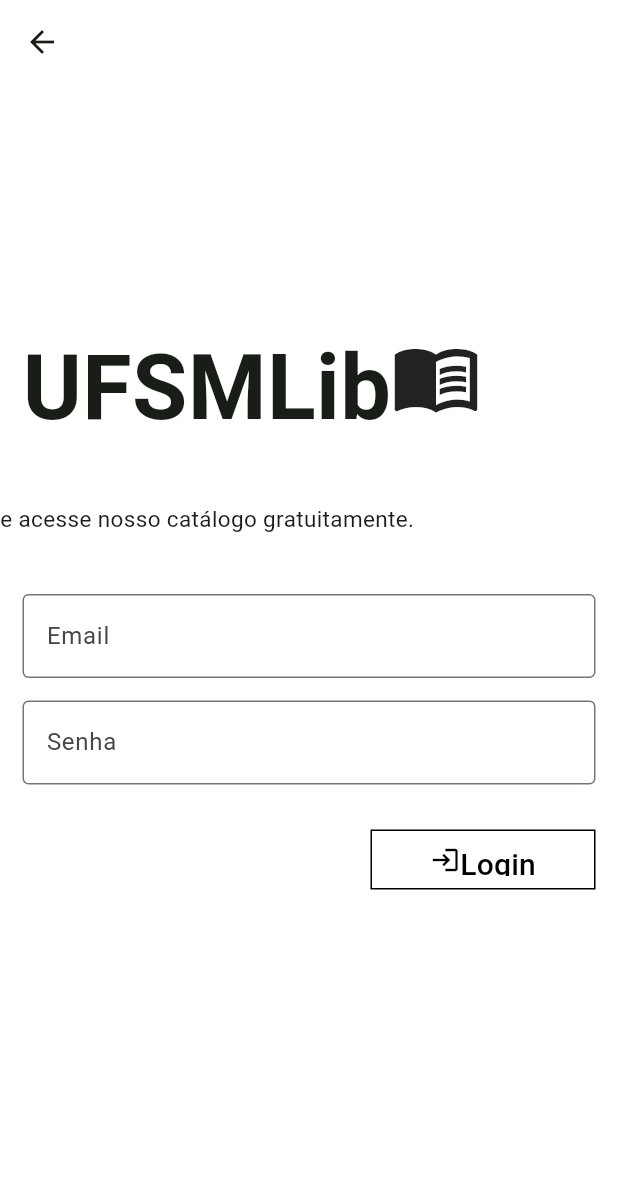
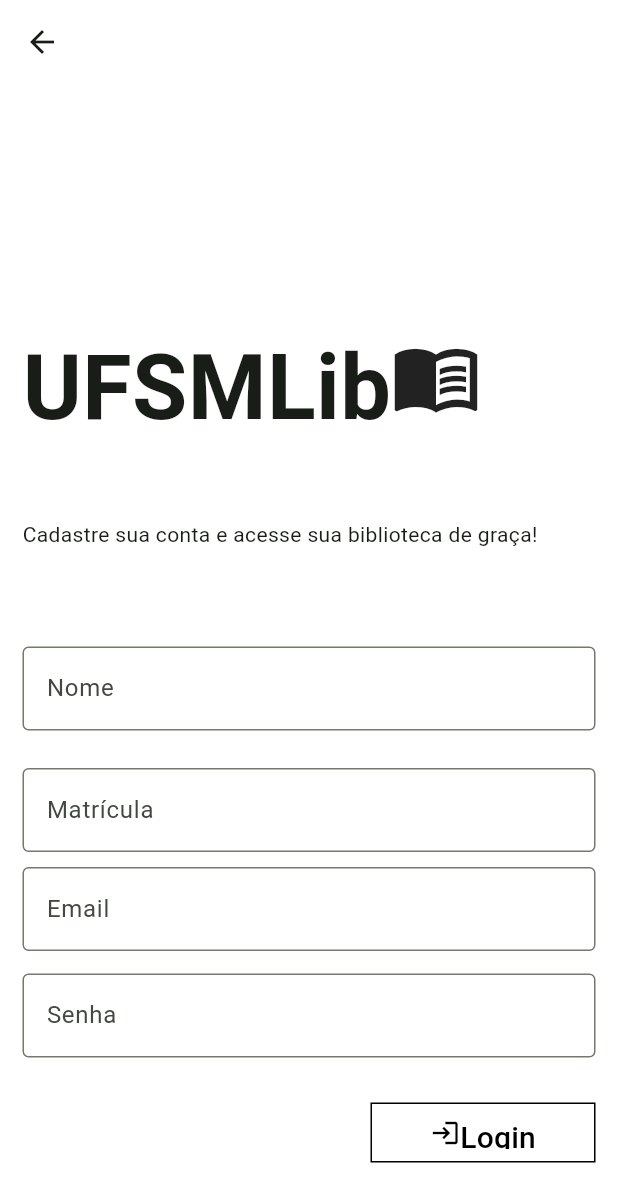
Before and after one commit to yrwnds/bibliotecadigital-front-mobile, a Flutter app: the screen it shows after launch, after a tap on "Crie uma conta", on a phone screen of 412 x 824 dp. Shown: the top 1202 px of the screen. Run offline on Flutter 3.47's test engine with Material 3 defaults, Android fonts, the phone set to English and light mode, and no system bars; our stand-ins replace sqflite; accounts and stored records are empty.

Commit message:
conexao sqlite e dao

```diff
--- /dev/null
+++ b/lib/core/app_database.dart
@@ -0,0 +1,67 @@
+import 'package:path/path.dart';
+import 'package:sqflite/sqflite.dart';
+
+class AppDatabase {
+  static final AppDatabase _instance = AppDatabase._internal();
+
+  static Database? _db;
+
+  factory AppDatabase() => _instance;
+
+  AppDatabase._internal();
+
+  Future<Database> get database async {
+    if (_db != null) return _db!;
+    _db = await _initDatabase();
+    return _db!;
+  }
+
+  Future<Database> _initDatabase() async{
+    final path = join(await getDatabasesPath(), 'bibliodigital.db');
+    return openDatabase(path,
+      version: 1,
+      onCreate: (db, version) async{
+      await db.execute('''
+      CREATE TABLE usuarios(
+      id INTEGER PRIMARY KEY AUTOINCREMENT,
+      nome TEXT,
+      matricula TEXT,
+      email TEXT,
+      senha TEXT
+      );
+
+      CREATE TABLE categorias(
+      id INTEGER PRIMARY KEY AUTOINCREMENT,
+      nome TEXT);
+
+      CREATE TABLE livros(
+      isbn INTEGER PRIMARY KEY AUTOINCREMENT,
+      titulo TEXT,
+      autor TEXT,
+      anopublicado TEXT,
+
+      categoria_id INTEGER,
+
+      n_exemplares INTEGER,
+      n_disponivel INTEGER
+
+      foreign key (categoria_id) references categorias(id)
+      );
+
+      CREATE TABLE emprestimo(
+      id         INTEGER PRIMARY KEY AUTOINCREMENT,
+      livro_ISBN INTEGER,
+      usuario_id INTEGER,
+      datapego   timestamptz,
+      dataprazo  timestamptz,
+      status     TEXT,
+
+      foreign key (livro_ISBN) references livros (ISBN),
+      foreign key (usuario_id) references usuarios (id)
+      );
+      ''');
+      }
+    );
+  }
+
+}
--- a/lib/main.dart
+++ b/lib/main.dart
@@ -1,6 +1,11 @@
 import 'package:flutter/material.dart';
 import 'app_widget.dart';
+import 'core/app_database.dart';
 
-void main() {
+void main() async {
+  WidgetsFlutterBinding.ensureInitialized();
+
+  await AppDatabase().database;
+
   runApp(const MyApp());
 }
--- a/lib/screens/cadastro_screen.dart
+++ b/lib/screens/cadastro_screen.dart
@@ -39,16 +39,44 @@ class CadastroScreen extends StatelessWidget{
 
               ),
             ),
-            Center(
-              child: SizedBox(
-                height: 100,
-                child: Row(
-                  children: <Widget>[
-                    Text(
-                      "e acesse nosso catálogo gratuitamente.",
-                      style: TextStyle(fontSize: 15),
-                    ),
-                  ],
+           Container(
+             padding: const EdgeInsets.only(left: 15, top: 50, bottom: 50),
+             child: Row(
+               mainAxisAlignment: MainAxisAlignment.start,
+               children: [
+                 Text(
+                   "Cadastre sua conta e acesse sua biblioteca de graça!"
+                 )
+               ]
+             )
+           ),
+            Padding(
+              padding: const EdgeInsets.only(
+                left: 15.0,
+                right: 15.0,
+                top: 15,
+                bottom: 10,
+              ),
+              child: TextFormField(
+                decoration: const InputDecoration(
+                  border: OutlineInputBorder(),
+                  labelText: "Nome",
+                  hintText: "Fulano de tal"
+                ),
+              ),
+            ),
+            Padding(
+              padding: const EdgeInsets.only(
+                left: 15.0,
+                right: 15.0,
+                top: 15,
+                bottom: 10,
+              ),
+              child: TextFormField(
+                decoration: const InputDecoration(
+                  border: OutlineInputBorder(),
+                  labelText: "Matrícula",
+                  hintText: "12345678"
                 ),
               ),
             ),
@@ -58,7 +86,7 @@ class CadastroScreen extends StatelessWidget{
                 decoration: const InputDecoration(
                   border: OutlineInputBorder(),
                   labelText: "Email",
-                  hintText: "Exemplo: 123@gmail.com",
+                  hintText: "123@gmail.com",
                 ),
               ),
             ),
--- a/pubspec.yaml
+++ b/pubspec.yaml
@@ -34,6 +34,8 @@ dependencies:
   # The following adds the Cupertino Icons font to your application.
   # Use with the CupertinoIcons class for iOS style icons.
   cupertino_icons: ^1.0.8
+  sqflite: ^2.3.0
+  path: ^1.9.0
 
 dev_dependencies:
   flutter_test:
```
Also changed, not shown: lib/core/dao/userDAO.dart (added, +24 -0 lines), lib/core/models/user.dart (added, +36 -0 lines), pubspec.lock, 2 other files.
